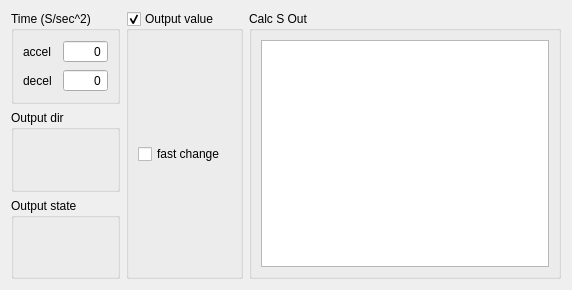
This is widget/wlspindlewidget.ui in WladimirN/wlmill-beta-wn as Qt 5 draws it before an edit. The edited form follows.
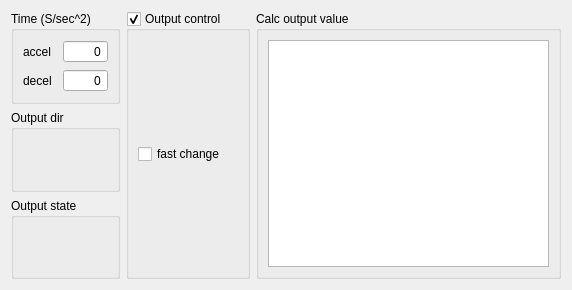
This is the edited form. Custom widgets are drawn as their Qt base class.

```diff
--- a/widget/wlspindlewidget.ui
+++ b/widget/wlspindlewidget.ui
@@ -108,7 +108,7 @@
    <item row="0" column="2" rowspan="3">
     <widget class="QGroupBox" name="gbSOut">
      <property name="title">
-      <string>Output value</string>
+      <string>Output control</string>
      </property>
      <property name="checkable">
       <bool>true</bool>
@@ -139,7 +139,7 @@
    <item row="0" column="4" rowspan="3">
     <widget class="QGroupBox" name="gbCorrectSOut">
      <property name="title">
-      <string>Calc S Out</string>
+      <string>Calc output value</string>
      </property>
      <property name="checkable">
       <bool>false</bool>
```
Left out of the diff: 6 changed lines with no effect on the pictures.
